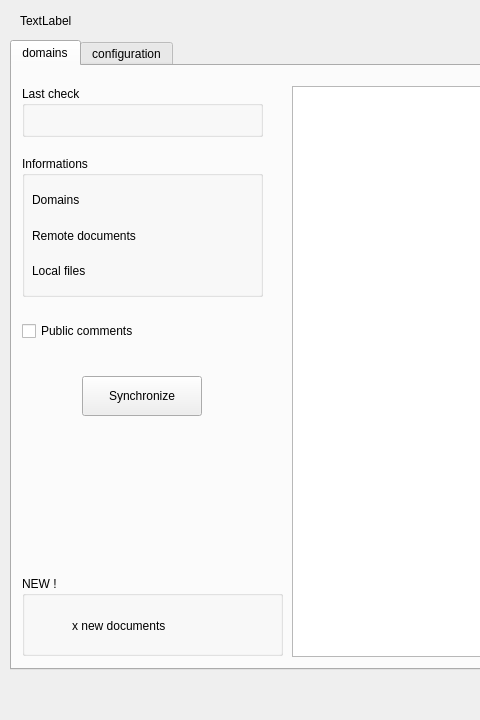
Qt form ihesync/ui/ihesync_app.ui (flrt/ihe-tf-sync) before a commit; both pictures show x 0 to 480 and y 0 to 720 of the 800 by 720 pixel window.
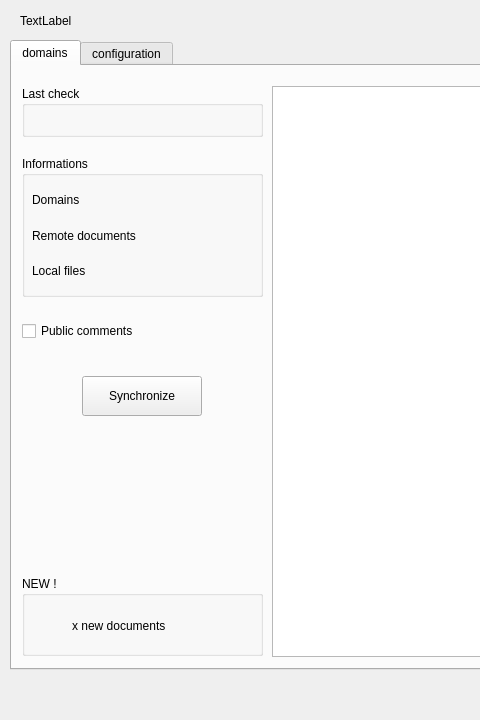
The same form after that commit. The open tabs and pages were chosen to show the change. Icons and pictures are not drawn.

```diff
--- a/ihesync/ui/ihesync_app.ui
+++ b/ihesync/ui/ihesync_app.ui
@@ -146,9 +146,9 @@
      <widget class="QTableView" name="tableView">
       <property name="geometry">
        <rect>
-        <x>280</x>
+        <x>260</x>
         <y>20</y>
-        <width>491</width>
+        <width>511</width>
         <height>571</height>
        </rect>
       </property>
@@ -189,7 +189,7 @@
        <rect>
         <x>10</x>
         <y>510</y>
-        <width>261</width>
+        <width>241</width>
         <height>80</height>
        </rect>
       </property>
```
Left out of the diff: 2 changed lines with no effect on the pictures.
